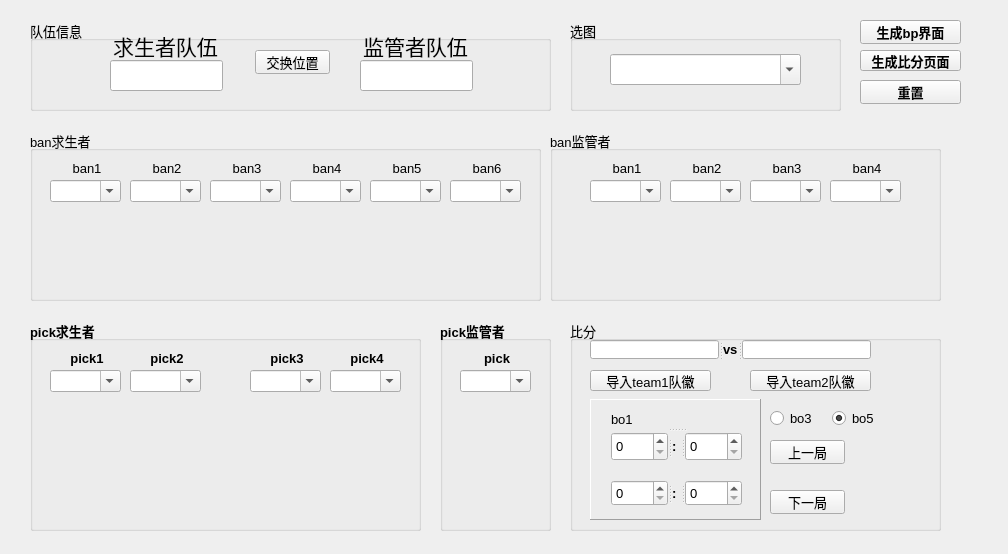
Qt form bpsystem/ui/WinBg.ui (Stephanie1031/identityv-banpickSJTU) before a commit.
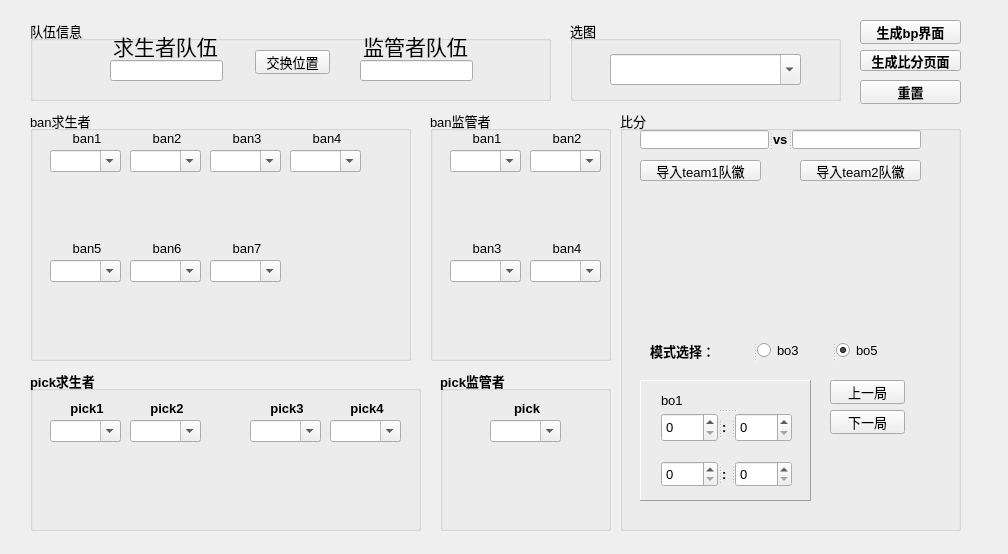
The same form after that commit.

```diff
--- a/bpsystem/ui/WinBg.ui
+++ b/bpsystem/ui/WinBg.ui
@@ -22,7 +22,7 @@
      <x>30</x>
      <y>20</y>
      <width>521</width>
-     <height>91</height>
+     <height>81</height>
     </rect>
    </property>
    <property name="font">
@@ -103,7 +103,7 @@
       <x>80</x>
       <y>40</y>
       <width>113</width>
-      <height>31</height>
+      <height>21</height>
      </rect>
     </property>
    </widget>
@@ -113,7 +113,7 @@
       <x>330</x>
       <y>40</y>
       <width>113</width>
-      <height>31</height>
+      <height>21</height>
      </rect>
     </property>
    </widget>
@@ -124,7 +124,7 @@
      <x>570</x>
      <y>20</y>
      <width>271</width>
-     <height>91</height>
+     <height>81</height>
     </rect>
    </property>
    <property name="font">
@@ -154,9 +154,9 @@
    <property name="geometry">
     <rect>
      <x>30</x>
-     <y>130</y>
-     <width>511</width>
-     <height>171</height>
+     <y>110</y>
+     <width>381</width>
+     <height>251</height>
     </rect>
    </property>
    <property name="font">
@@ -174,7 +174,7 @@
     <property name="geometry">
      <rect>
       <x>20</x>
-      <y>50</y>
+      <y>40</y>
       <width>71</width>
       <height>22</height>
      </rect>
@@ -187,7 +187,7 @@
     <property name="geometry">
      <rect>
       <x>30</x>
-      <y>30</y>
+      <y>20</y>
       <width>54</width>
       <height>16</height>
      </rect>
@@ -205,10 +205,10 @@
    <widget class="QLabel" name="labSurBan1Pic">
     <property name="geometry">
      <rect>
-      <x>20</x>
-      <y>80</y>
-      <width>70</width>
-      <height>70</height>
+      <x>30</x>
+      <y>70</y>
+      <width>51</width>
+      <height>51</height>
      </rect>
     </property>
     <property name="text">
@@ -219,7 +219,7 @@
     <property name="geometry">
      <rect>
       <x>110</x>
-      <y>30</y>
+      <y>20</y>
       <width>54</width>
       <height>16</height>
      </rect>
@@ -238,7 +238,7 @@
     <property name="geometry">
      <rect>
       <x>100</x>
-      <y>50</y>
+      <y>40</y>
       <width>71</width>
       <height>22</height>
      </rect>
@@ -250,10 +250,10 @@
    <widget class="QLabel" name="labSurBan2Pic">
     <property name="geometry">
      <rect>
-      <x>100</x>
-      <y>80</y>
-      <width>70</width>
-      <height>70</height>
+      <x>109</x>
+      <y>70</y>
+      <width>51</width>
+      <height>51</height>
      </rect>
     </property>
     <property name="text">
@@ -264,7 +264,7 @@
     <property name="geometry">
      <rect>
       <x>190</x>
-      <y>30</y>
+      <y>20</y>
       <width>54</width>
       <height>16</height>
      </rect>
@@ -283,7 +283,7 @@
     <property name="geometry">
      <rect>
       <x>180</x>
-      <y>50</y>
+      <y>40</y>
       <width>71</width>
       <height>22</height>
      </rect>
@@ -295,10 +295,10 @@
    <widget class="QLabel" name="labSurBan3Pic">
     <property name="geometry">
      <rect>
-      <x>180</x>
-      <y>80</y>
-      <width>70</width>
-      <height>70</height>
+      <x>189</x>
+      <y>70</y>
+      <width>51</width>
+      <height>51</height>
      </rect>
     </property>
     <property name="text">
@@ -309,7 +309,7 @@
     <property name="geometry">
      <rect>
       <x>270</x>
-      <y>30</y>
+      <y>20</y>
       <width>54</width>
       <height>16</height>
      </rect>
@@ -328,7 +328,7 @@
     <property name="geometry">
      <rect>
       <x>260</x>
-      <y>50</y>
+      <y>40</y>
       <width>71</width>
       <height>22</height>
      </rect>
@@ -340,10 +340,10 @@
    <widget class="QLabel" name="labSurBan4Pic">
     <property name="geometry">
      <rect>
-      <x>260</x>
-      <y>80</y>
-      <width>70</width>
-      <height>70</height>
+      <x>269</x>
+      <y>70</y>
+      <width>51</width>
+      <height>51</height>
      </rect>
     </property>
     <property name="text">
@@ -353,8 +353,8 @@
    <widget class="QLabel" name="label_7">
     <property name="geometry">
      <rect>
-      <x>350</x>
-      <y>30</y>
+      <x>30</x>
+      <y>130</y>
       <width>54</width>
       <height>16</height>
      </rect>
@@ -372,8 +372,8 @@
    <widget class="QComboBox" name="cBoxSurBan5">
     <property name="geometry">
      <rect>
-      <x>340</x>
-      <y>50</y>
+      <x>20</x>
+      <y>150</y>
       <width>71</width>
       <height>22</height>
      </rect>
@@ -385,10 +385,10 @@
    <widget class="QLabel" name="labSurBan5Pic">
     <property name="geometry">
      <rect>
-      <x>340</x>
-      <y>80</y>
-      <width>70</width>
-      <height>70</height>
+      <x>30</x>
+      <y>180</y>
+      <width>51</width>
+      <height>51</height>
      </rect>
     </property>
     <property name="text">
@@ -398,8 +398,8 @@
    <widget class="QComboBox" name="cBoxSurBan6">
     <property name="geometry">
      <rect>
-      <x>420</x>
-      <y>50</y>
+      <x>100</x>
+      <y>150</y>
       <width>71</width>
       <height>22</height>
      </rect>
@@ -411,8 +411,8 @@
    <widget class="QLabel" name="label_17">
     <property name="geometry">
      <rect>
-      <x>430</x>
-      <y>30</y>
+      <x>110</x>
+      <y>130</y>
       <width>54</width>
       <height>16</height>
      </rect>
@@ -430,10 +430,55 @@
    <widget class="QLabel" name="labSurBan6Pic">
     <property name="geometry">
      <rect>
-      <x>420</x>
-      <y>80</y>
-      <width>70</width>
-      <height>70</height>
+      <x>110</x>
+      <y>180</y>
+      <width>51</width>
+      <height>51</height>
+     </rect>
+    </property>
+    <property name="text">
+     <string/>
+    </property>
+   </widget>
+   <widget class="QLabel" name="label_34">
+    <property name="geometry">
+     <rect>
+      <x>190</x>
+      <y>130</y>
+      <width>54</width>
+      <height>16</height>
+     </rect>
+    </property>
+    <property name="text">
+     <string>ban7</string>
+    </property>
+    <property name="alignment">
+     <set>Qt::AlignCenter</set>
+    </property>
+    <property name="buddy">
+     <cstring>cBoxSurBan6</cstring>
+    </property>
+   </widget>
+   <widget class="QComboBox" name="cBoxSurBan7">
+    <property name="geometry">
+     <rect>
+      <x>180</x>
+      <y>150</y>
+      <width>71</width>
+      <height>22</height>
+     </rect>
+    </property>
+    <property name="editable">
+     <bool>true</bool>
+    </property>
+   </widget>
+   <widget class="QLabel" name="labSurBan7Pic">
+    <property name="geometry">
+     <rect>
+      <x>190</x>
+      <y>180</y>
+      <width>51</width>
+      <height>51</height>
      </rect>
     </property>
     <property name="text">
@@ -444,10 +489,10 @@
   <widget class="QGroupBox" name="groupBox_4">
    <property name="geometry">
     <rect>
-     <x>550</x>
-     <y>130</y>
-     <width>391</width>
-     <height>171</height>
+     <x>430</x>
+     <y>110</y>
+     <width>181</width>
+     <height>251</height>
     </rect>
    </property>
    <property name="font">
@@ -462,8 +507,8 @@
    <widget class="QComboBox" name="cBoxHunBan1">
     <property name="geometry">
      <rect>
-      <x>40</x>
-      <y>50</y>
+      <x>20</x>
+      <y>40</y>
       <width>71</width>
       <height>22</height>
      </rect>
@@ -475,8 +520,8 @@
    <widget class="QLabel" name="label_8">
     <property name="geometry">
      <rect>
-      <x>50</x>
-      <y>30</y>
+      <x>30</x>
+      <y>20</y>
       <width>54</width>
       <height>16</height>
      </rect>
@@ -494,10 +539,10 @@
    <widget class="QLabel" name="labHunBan1Pic">
     <property name="geometry">
      <rect>
-      <x>40</x>
-      <y>80</y>
-      <width>70</width>
-      <height>70</height>
+      <x>30</x>
+      <y>70</y>
+      <width>51</width>
+      <height>51</height>
      </rect>
     </property>
     <property name="text">
@@ -507,8 +552,8 @@
    <widget class="QLabel" name="label_9">
     <property name="geometry">
      <rect>
-      <x>130</x>
-      <y>30</y>
+      <x>110</x>
+      <y>20</y>
       <width>54</width>
       <height>16</height>
      </rect>
@@ -526,8 +571,8 @@
    <widget class="QComboBox" name="cBoxHunBan2">
     <property name="geometry">
      <rect>
-      <x>120</x>
-      <y>50</y>
+      <x>100</x>
+      <y>40</y>
       <width>71</width>
       <height>22</height>
      </rect>
@@ -539,10 +584,10 @@
    <widget class="QLabel" name="labHunBan2Pic">
     <property name="geometry">
      <rect>
-      <x>120</x>
-      <y>80</y>
-      <width>70</width>
-      <height>70</height>
+      <x>110</x>
+      <y>70</y>
+      <width>51</width>
+      <height>51</height>
      </rect>
     </property>
     <property name="text">
@@ -552,8 +597,8 @@
    <widget class="QLabel" name="label_10">
     <property name="geometry">
      <rect>
-      <x>210</x>
-      <y>30</y>
+      <x>30</x>
+      <y>130</y>
       <width>54</width>
       <height>16</height>
      </rect>
@@ -571,8 +616,8 @@
    <widget class="QComboBox" name="cBoxHunBan3">
     <property name="geometry">
      <rect>
-      <x>200</x>
-      <y>50</y>
+      <x>20</x>
+      <y>150</y>
       <width>71</width>
       <height>22</height>
      </rect>
@@ -584,10 +629,10 @@
    <widget class="QLabel" name="labHunBan3Pic">
     <property name="geometry">
      <rect>
-      <x>200</x>
-      <y>80</y>
-      <width>70</width>
-      <height>70</height>
+      <x>30</x>
+      <y>180</y>
+      <width>51</width>
+      <height>51</height>
      </rect>
     </property>
     <property name="text">
@@ -597,8 +642,8 @@
    <widget class="QLabel" name="label_11">
     <property name="geometry">
      <rect>
-      <x>290</x>
-      <y>30</y>
+      <x>110</x>
+      <y>130</y>
       <width>54</width>
       <height>16</height>
      </rect>
@@ -616,8 +661,8 @@
    <widget class="QComboBox" name="cBoxHunBan4">
     <property name="geometry">
      <rect>
-      <x>280</x>
-      <y>50</y>
+      <x>100</x>
+      <y>150</y>
       <width>71</width>
       <height>22</height>
      </rect>
@@ -629,10 +674,10 @@
    <widget class="QLabel" name="labHunBan4Pic">
     <property name="geometry">
      <rect>
-      <x>280</x>
-      <y>80</y>
-      <width>70</width>
-      <height>70</height>
+      <x>110</x>
+      <y>180</y>
+      <width>51</width>
+      <height>51</height>
      </rect>
     </property>
     <property name="text">
@@ -665,9 +710,9 @@
    <property name="geometry">
     <rect>
      <x>30</x>
-     <y>320</y>
+     <y>370</y>
      <width>391</width>
-     <height>211</height>
+     <height>161</height>
     </rect>
    </property>
    <property name="font">
@@ -866,9 +911,9 @@
    <property name="geometry">
     <rect>
      <x>440</x>
-     <y>320</y>
-     <width>111</width>
-     <height>211</height>
+     <y>370</y>
+     <width>171</width>
+     <height>161</height>
     </rect>
    </property>
    <property name="font">
@@ -885,7 +930,7 @@
    <widget class="QComboBox" name="cBoxHunPick">
     <property name="geometry">
      <rect>
-      <x>20</x>
+      <x>50</x>
       <y>50</y>
       <width>71</width>
       <height>22</height>
@@ -898,7 +943,7 @@
    <widget class="QLabel" name="label_16">
     <property name="geometry">
      <rect>
-      <x>30</x>
+      <x>60</x>
       <y>30</y>
       <width>54</width>
       <height>16</height>
@@ -953,10 +998,10 @@
   <widget class="QGroupBox" name="groupBox_7">
    <property name="geometry">
     <rect>
-     <x>570</x>
-     <y>320</y>
-     <width>371</width>
-     <height>211</height>
+     <x>620</x>
+     <y>110</y>
+     <width>341</width>
+     <height>421</height>
     </rect>
    </property>
    <property name="font">
@@ -974,7 +1019,7 @@
     <property name="geometry">
      <rect>
       <x>20</x>
-      <y>79</y>
+      <y>270</y>
       <width>171</width>
       <height>121</height>
      </rect>
@@ -1487,8 +1532,8 @@
    <widget class="QPushButton" name="next">
     <property name="geometry">
      <rect>
-      <x>200</x>
-      <y>170</y>
+      <x>210</x>
+      <y>300</y>
       <width>75</width>
       <height>24</height>
      </rect>
@@ -1500,8 +1545,8 @@
    <widget class="QPushButton" name="previous">
     <property name="geometry">
      <rect>
-      <x>200</x>
-      <y>120</y>
+      <x>210</x>
+      <y>270</y>
       <width>75</width>
       <height>24</height>
      </rect>
@@ -1510,44 +1555,80 @@
      <string>上一局</string>
     </property>
    </widget>
-   <widget class="QRadioButton" name="mode3">
+   <widget class="QSplitter" name="splitter">
     <property name="geometry">
      <rect>
-      <x>200</x>
-      <y>90</y>
-      <width>56</width>
-      <height>16</height>
+      <x>30</x>
+      <y>230</y>
+      <width>261</width>
+      <height>21</height>
      </rect>
     </property>
-    <property name="font">
-     <font>
-      <family>Segoe UI</family>
-      <pointsize>10</pointsize>
-      <weight>50</weight>
-      <bold>false</bold>
-     </font>
+    <property name="orientation">
+     <enum>Qt::Horizontal</enum>
     </property>
+    <widget class="QLabel" name="label_35">
+     <property name="font">
+      <font>
+       <family>Arial</family>
+       <pointsize>10</pointsize>
+       <weight>75</weight>
+       <bold>true</bold>
+      </font>
+     </property>
+     <property name="text">
+      <string>模式选择：</string>
+     </property>
+    </widget>
+    <widget class="QRadioButton" name="mode3">
+     <property name="font">
+      <font>
+       <family>Segoe UI</family>
+       <pointsize>10</pointsize>
+       <weight>50</weight>
+       <bold>false</bold>
+      </font>
+     </property>
+     <property name="text">
+      <string>bo3</string>
+     </property>
+     <property name="checked">
+      <bool>false</bool>
+     </property>
+    </widget>
+    <widget class="QRadioButton" name="mode5">
+     <property name="text">
+      <string>bo5</string>
+     </property>
+     <property name="checked">
+      <bool>true</bool>
+     </property>
+    </widget>
+   </widget>
+   <widget class="QLabel" name="team1pic">
+    <property name="geometry">
+     <rect>
+      <x>30</x>
+      <y>90</y>
+      <width>101</width>
+      <height>101</height>
+     </rect>
+    </property>
     <property name="text">
-     <string>bo3</string>
+     <string/>
     </property>
-    <property name="checked">
-     <bool>false</bool>
-    </property>
    </widget>
-   <widget class="QRadioButton" name="mode5">
+   <widget class="QLabel" name="team2pic">
     <property name="geometry">
      <rect>
-      <x>262</x>
+      <x>190</x>
       <y>90</y>
-      <width>59</width>
-      <height>16</height>
+      <width>101</width>
+      <height>101</height>
      </rect>
     </property>
     <property name="text">
-     <string>bo5</string>
-    </property>
-    <property name="checked">
-     <bool>true</bool>
+     <string/>
     </property>
    </widget>
   </widget>
```
